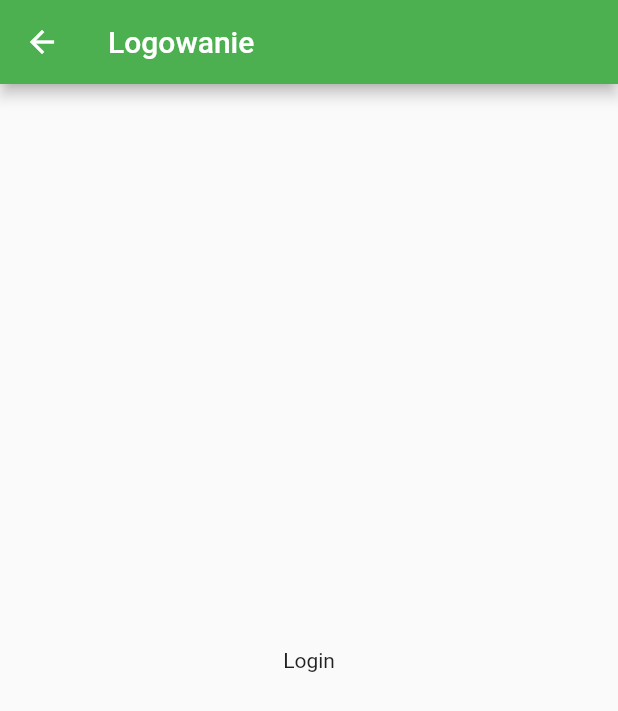
After one commit to Innsane/testing-app, a Flutter app: the screen it shows after launch, after a tap on "Zaloguj", on a phone screen of 412 x 824 dp. The commit adds this screen. Shown: the top 711 px of the screen. Run offline on Flutter 3.47's test engine with Material 2 defaults, Android fonts, the phone set to English and light mode, and no system bars.

Commit message:
login screen

```diff
--- /dev/null
+++ b/testingapp/lib/login-screen.dart
@@ -0,0 +1,33 @@
+import 'package:flutter/material.dart';
+
+class LoginScreen extends StatefulWidget {
+  LoginScreen(this.isRegister, {Key key}) : super(key: key);
+
+  final bool isRegister;
+
+  @override
+  _LoginScreenState createState() => _LoginScreenState();
+}
+
+class _LoginScreenState extends State<LoginScreen> {
+  @override
+  Widget build(BuildContext context) {
+    return Scaffold(
+      appBar: AppBar(
+        title: widget.isRegister ? Text('Rejestracja') : Text('Logowanie'),
+      ),
+      body: Container(
+        width: 500,
+        child: Column(
+          mainAxisAlignment: MainAxisAlignment.center,
+          crossAxisAlignment: CrossAxisAlignment.center,
+          children: [
+            Container(
+              child: widget.isRegister ? Text('Rejestracja') : Text('Login'),
+            ),
+          ],
+        ),
+      ),
+    );
+  }
+}
--- a/testingapp/lib/main.dart
+++ b/testingapp/lib/main.dart
@@ -1,4 +1,6 @@
 import 'package:flutter/material.dart';
+
+import 'login-screen.dart';
 
 void main() {
   runApp(MyApp());
@@ -27,12 +29,16 @@ class MyHomePage extends StatefulWidget {
 }
 
 class _MyHomePageState extends State<MyHomePage> {
-  int _counter = 0;
-
-  void _incrementCounter() {
-    setState(() {
-      _counter++;
-    });
+  loginPressed(isRegister) {
+    print(isRegister);
+    Navigator.push(
+      context,
+      new MaterialPageRoute(
+        builder: (contex) => new LoginScreen(
+          isRegister,
+        ),
+      ),
+    );
   }
 
   @override
@@ -46,20 +52,19 @@ class _MyHomePageState extends State<MyHomePage> {
           mainAxisAlignment: MainAxisAlignment.center,
           children: <Widget>[
             Text(
-              'You have pushed the button this many times:',
+              'Zaloguj się, aby rozpocząć.\nJeśli nie masz konta, użyj adresu email do rejestracji.',
             ),
-            Text(
-              '$_counter',
-              style: Theme.of(context).textTheme.headline4,
+            ElevatedButton(
+              onPressed: () => loginPressed(false),
+              child: Text('Zaloguj'),
+            ),
+            ElevatedButton(
+              onPressed: () => loginPressed(true),
+              child: Text('Rejestracja'),
             ),
           ],
         ),
       ),
-      floatingActionButton: FloatingActionButton(
-        onPressed: _incrementCounter,
-        tooltip: 'Increment',
-        child: Icon(Icons.add),
-      ),
     );
   }
 }
```
Also changed, not shown: 5 other files.
